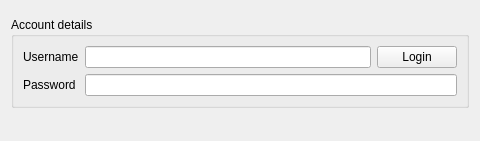
Qt form src/internet/groovesharksettingspage.ui (clementine-player/Clementine) before a commit.
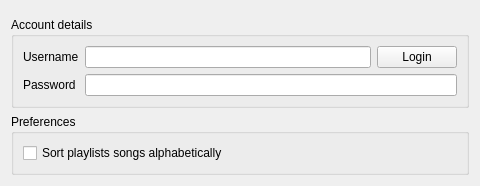
The same form after that commit. Custom widgets are drawn as their Qt base class.

Commit message: Add an option to sort Grooveshark playlist alphabetically. Fixes issue #3480. Did it the lazy way for now, but it would have better to refactor Grooveshark code, to add a proper sort model, etc.

```diff
--- a/src/internet/groovesharksettingspage.ui
+++ b/src/internet/groovesharksettingspage.ui
@@ -7,7 +7,7 @@
     <x>0</x>
     <y>0</y>
     <width>480</width>
-    <height>141</height>
+    <height>184</height>
    </rect>
   </property>
   <property name="windowTitle">
@@ -69,6 +69,32 @@
      </layout>
     </widget>
    </item>
+   <item>
+    <widget class="QGroupBox" name="preferences_group">
+     <property name="title">
+      <string>Preferences</string>
+     </property>
+     <layout class="QHBoxLayout" name="horizontalLayout_3">
+      <item>
+       <layout class="QGridLayout" name="gridLayout_5">
+        <item row="0" column="0">
+         <widget class="QCheckBox" name="sort_alphabetically">
+          <property name="enabled">
+           <bool>true</bool>
+          </property>
+          <property name="text">
+           <string>Sort playlists songs alphabetically</string>
+          </property>
+          <property name="checked">
+           <bool>false</bool>
+          </property>
+         </widget>
+        </item>
+       </layout>
+      </item>
+     </layout>
+    </widget>
+   </item>
    <item>
     <spacer name="verticalSpacer">
      <property name="orientation">
```
Left out of the diff: 3 changed lines with no effect on the pictures. The commit also changes 3 other files.
